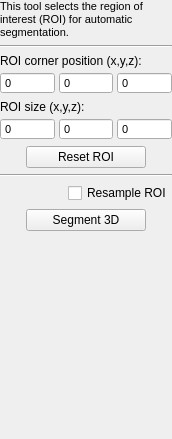
Above: GUI/Qt/Components/SnakeToolROIPanel.ui from pyushkevich/itksnap before the change. Below: the same form after it.
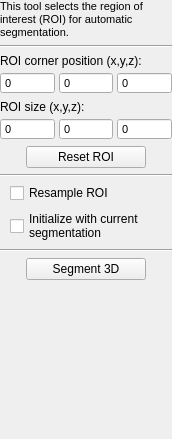
That is the form after the change.

Commit message: Made passing of segmentation from IRIS mode to SNAP mode optional

Diff of the .ui file:
```diff
--- a/GUI/Qt/Components/SnakeToolROIPanel.ui
+++ b/GUI/Qt/Components/SnakeToolROIPanel.ui
@@ -280,9 +280,9 @@
    </item>
    <item>
     <widget class="QWidget" name="widget" native="true">
-     <layout class="QHBoxLayout" name="horizontalLayout">
+     <layout class="QVBoxLayout" name="verticalLayout_2">
       <property name="leftMargin">
-       <number>0</number>
+       <number>10</number>
       </property>
       <property name="topMargin">
        <number>0</number>
@@ -293,19 +293,6 @@
       <property name="bottomMargin">
        <number>0</number>
       </property>
-      <item>
-       <spacer name="horizontalSpacer">
-        <property name="orientation">
-         <enum>Qt::Horizontal</enum>
-        </property>
-        <property name="sizeHint" stdset="0">
-         <size>
-          <width>10</width>
-          <height>20</height>
-         </size>
-        </property>
-       </spacer>
-      </item>
       <item>
        <widget class="QCheckBox" name="chkResample">
         <property name="toolTip">
@@ -316,9 +303,27 @@
         </property>
        </widget>
       </item>
+      <item>
+       <widget class="QCheckBox" name="chkCarryLabels">
+        <property name="toolTip">
+         <string>&lt;html&gt;&lt;head/&gt;&lt;body&gt;&lt;p&gt;When checked, the existing segmentation will be carried over to the automatic segmentation mode and used to initialize the active contour. When unchecked, the active contour will be initialized with bubbles.&lt;/p&gt;&lt;/body&gt;&lt;/html&gt;</string>
+        </property>
+        <property name="text">
+         <string>Initialize with current
+segmentation</string>
+        </property>
+       </widget>
+      </item>
      </layout>
     </widget>
    </item>
+   <item>
+    <widget class="Line" name="line_3">
+     <property name="orientation">
+      <enum>Qt::Horizontal</enum>
+     </property>
+    </widget>
+   </item>
    <item>
     <widget class="QWidget" name="widget_2" native="true">
      <layout class="QHBoxLayout" name="horizontalLayout_2">
```
The commit also changes 7 other files.
